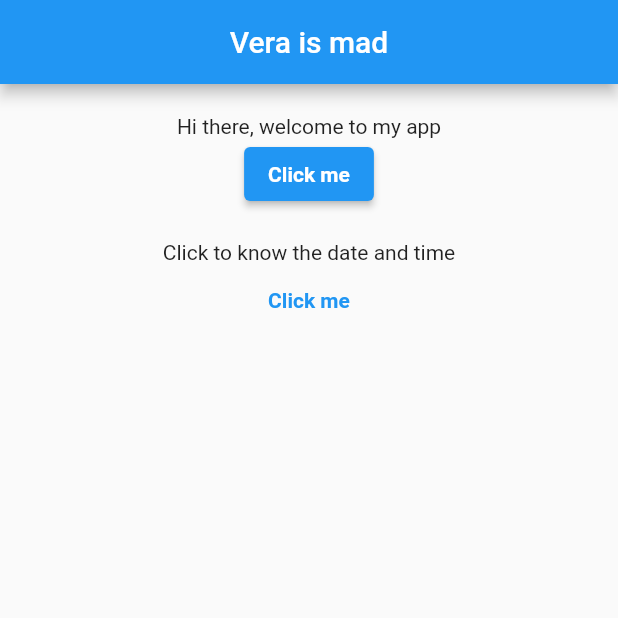
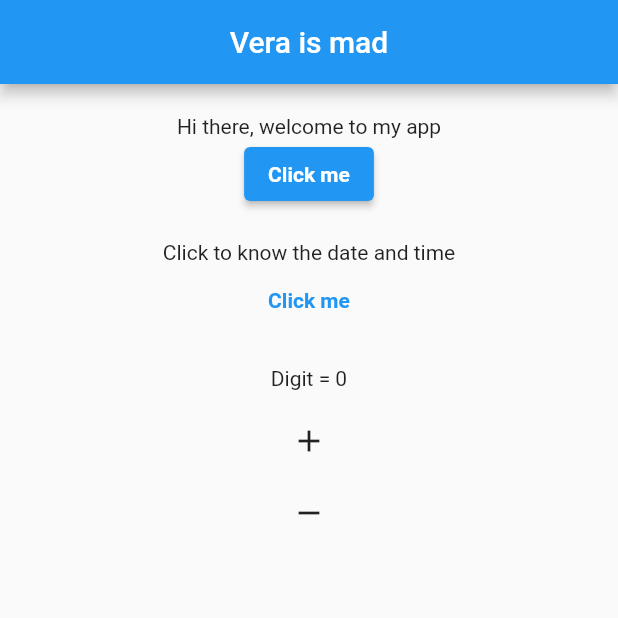
Before and after one commit to KosiChukwukwe/learningFlutter, a Flutter app: the screen it shows after launch, on a phone screen of 412 x 824 dp, the top half of it. Run offline on Flutter 3.47's test engine with Material 2 defaults, Android fonts, the phone set to English and light mode, and no system bars.

Commit message:
more lines of code added

```diff
--- a/lib/main.dart
+++ b/lib/main.dart
@@ -16,6 +16,7 @@ class learningFlutter extends StatefulWidget {
 class _State extends State<learningFlutter> {
   String Texts = "Hi there, welcome to my app";
   var value = "Click to know the date and time";
+  int digit = 0;
 
   void onClick() {
     setState(() {
@@ -26,6 +27,18 @@ class _State extends State<learningFlutter> {
   void onPressed() {
     setState(() {
       value = DateTime.now().toString();
+    });
+  }
+
+  void add() {
+    setState(() {
+      digit++;
+    });
+  }
+
+  void subtract() {
+    setState(() {
+      digit--;
     });
   }
 
@@ -64,7 +77,16 @@ class _State extends State<learningFlutter> {
                     style: TextStyle(
                       fontWeight: FontWeight.bold,
                     ),
-                  ))
+                  )),
+              SizedBox(
+                height: 20,
+              ),
+              Text('Digit = $digit'),
+              SizedBox(
+                height: 10,
+              ),
+              IconButton(onPressed: add, icon: Icon(Icons.add)),
+              IconButton(onPressed: subtract, icon: Icon(Icons.remove)),
             ],
           ),
         ),
```
